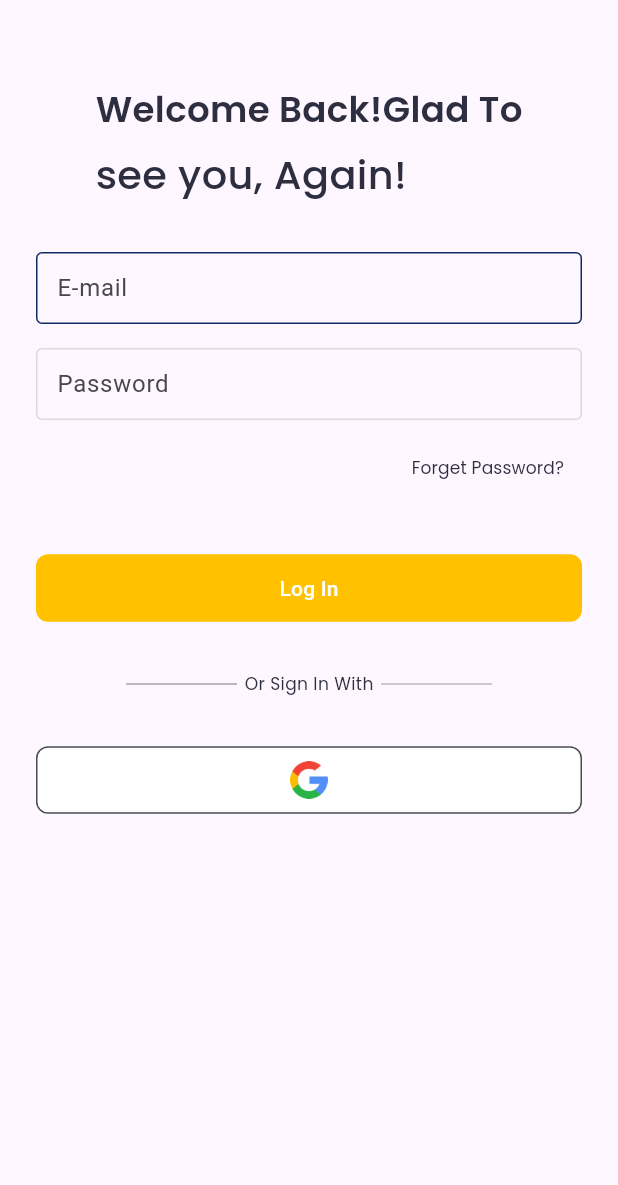
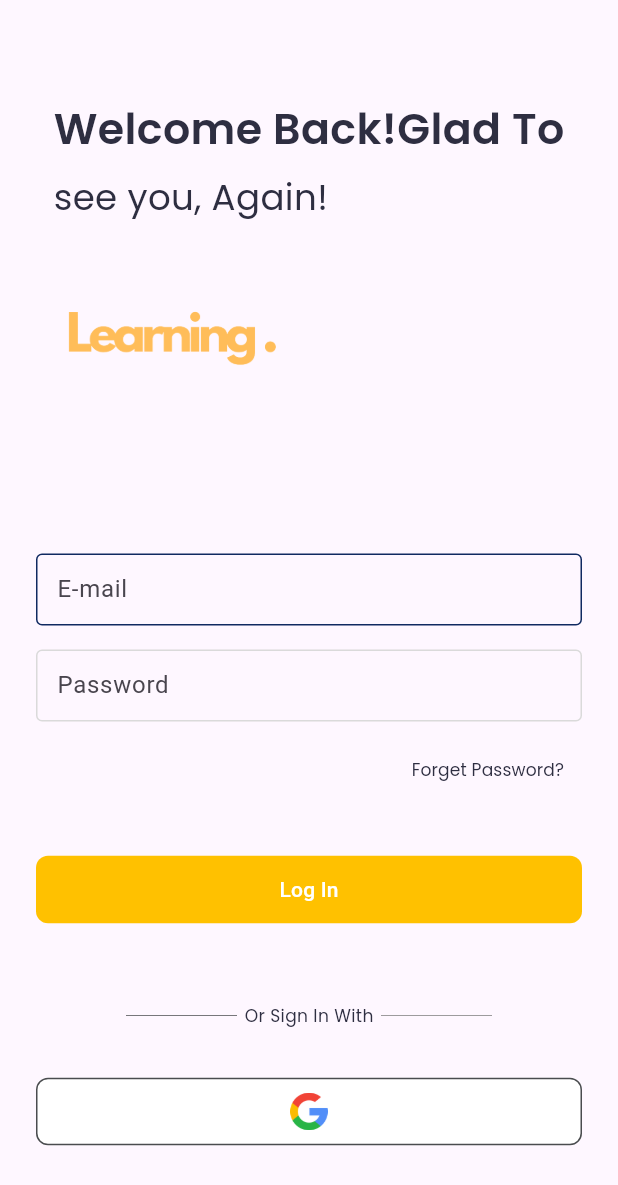
Before and after one commit to Nozel77/e-learning, a Flutter app: the screen it shows after launch, on a phone screen of 412 x 824 dp. Shown: the top 1185 px of the screen. Run offline on Flutter 3.47's test engine with Material 2 defaults, Android fonts, the phone set to English and light mode, and no system bars; our stand-ins replace flutter_svg, get, google_fonts, iconsax.

Commit message:
feat: [RR] loginPage

```diff
--- a/lib/app/pages/login/Loginpage.dart
+++ b/lib/app/pages/login/Loginpage.dart
@@ -19,8 +19,14 @@ class LoginScreen extends StatelessWidget {
           padding: TSpacingStyle.paddingWithAppBarHeight,
           child: Column(
             children: [
-              const TLoginHeader(),
-              const TLoginForm(),
+              Padding(
+                padding: const EdgeInsets.symmetric(vertical: 10),
+                child: const TLoginHeader(),
+              ),
+              Padding(
+                padding: const EdgeInsets.symmetric(vertical: 20),
+                child: const TLoginForm(),
+              ),
               TFromDivider(dividerText: TTexts.orsignwith.capitalize!),
               const SizedBox(
                 height: Tsize.spaceBtwSections,
--- a/lib/components/TLoginHeader.dart
+++ b/lib/components/TLoginHeader.dart
@@ -15,7 +15,16 @@ class TLoginHeader extends StatelessWidget {
         const SizedBox(
           height: Tsize.sm,
         ),
-        Text(TTexts.subtitle, style: textOnboardingMedium())
+        Text(TTexts.subtitle, style: textSub()),
+        const SizedBox(
+          height: Tsize.sm,
+        ),
+        Image(
+          height: 150,
+          image: AssetImage(
+            images.LOGO,
+          ),
+        )
       ],
     );
   }
--- a/lib/helper/Themes.dart
+++ b/lib/helper/Themes.dart
@@ -52,15 +52,15 @@ TextStyle textTitle() {
       textStyle: TextStyle(
           color: Tcolor.textColor,
           fontWeight: FontWeight.w600,
-          fontSize: figmaFontsize(25)));
+          fontSize: figmaFontsize(30)));
 }
 
 TextStyle textSub() {
   return GoogleFonts.poppins(
       textStyle: TextStyle(
           color: Tcolor.textColor,
-          fontWeight: FontWeight.w600,
-          fontSize: figmaFontsize(20)));
+          fontWeight: FontWeight.w400,
+          fontSize: figmaFontsize(25)));
 }
 
 class TTexts {
@@ -112,11 +112,10 @@ class TSpacingStyle {
 }
 
 class images {
-  static const String Logo = "assets/Logo.png";
+  static const String LOGO = "assets/LOGGO (2).png";
   static const String onBoarding1 = "assets/svg1.svg";
   static const String onBoarding2 = "assets/svg2.svg";
   static const String onBoarding3 = "assets/svg3.svg";
   static const String Next = "assets/Next.svg";
   static const String google = "assets/gugel.png";
-  static const String facebook = "assets/facebook.png";
 }
```
Also changed, not shown: assets/LOGGO (2).png (added), assets/Learning.png (added).
